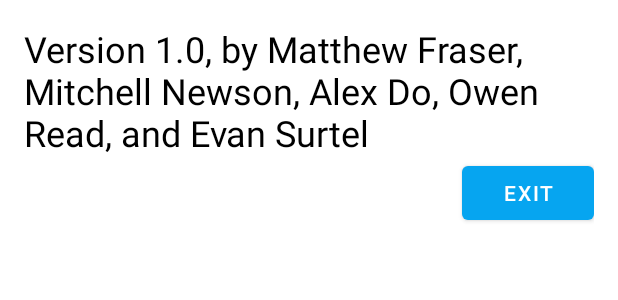
After one commit to MatthewFraser22/CP470-Losty, an Android app: the layout custom_dialogue.xml on its own in the app's theme, with its tools: preview values and no code run, on a phone screen of 412 x 824 dp. The commit adds this screen. Shown: the top 300 px of the screen. Run offline under Robolectric (Android 15) with nearby library versions, the phone set to English and light mode, and no system bars.

Commit message:
custom dialog box

```diff
--- /dev/null
+++ b/app/src/main/res/layout/custom_dialogue.xml
@@ -0,0 +1,29 @@
+<?xml version="1.0" encoding="utf-8"?>
+<LinearLayout xmlns:android="http://schemas.android.com/apk/res/android"
+    android:orientation="vertical" android:layout_width="match_parent"
+    android:layout_height="match_parent"
+    android:layout_margin="16dp"
+    >
+
+    <TextView
+        android:layout_width="wrap_content"
+        android:layout_height="wrap_content"
+        android:text="Version 1.0, by Matthew Fraser, Mitchell Newson, Alex Do, Owen Read, and Evan Surtel"
+        android:textSize="24sp"
+        android:textColor="@color/black"
+
+        />
+
+
+
+
+
+    <Button
+        android:layout_width="wrap_content"
+        android:layout_height="wrap_content"
+        android:layout_gravity="end"
+        android:text="Exit"
+        android:textColor="@color/white"
+
+        android:id="@+id/exit"/>
+</LinearLayout>
--- a/app/src/main/res/values/colors.xml
+++ b/app/src/main/res/values/colors.xml
@@ -10,6 +10,6 @@
     <color name="red">#8b0000</color>
     <color name="post_button_red">#C61B0F</color>
     <color name="post_background">#FFE6DDAD</color>
-    <color name="toolbar">#595857</color>
+    <color name="toolbar">#06A5F0</color>
 
 </resources>
--- a/app/src/main/res/values/themes.xml
+++ b/app/src/main/res/values/themes.xml
@@ -2,7 +2,7 @@
     <!-- Base application theme. -->
     <style name="Theme.CP470Losty" parent="Theme.MaterialComponents.DayNight.DarkActionBar">
         <!-- Primary brand color. -->
-        <item name="colorPrimary">@color/purple_700</item>
+        <item name="colorPrimary">@color/toolbar</item>
         <item name="colorPrimaryVariant">@color/purple_700</item>
         <item name="colorOnPrimary">@color/white</item>
 
```
Also changed, not shown: app/src/main/java/com/matthewfraser/cp470_losty/HelpActivity.java (+29 -12 lines).
